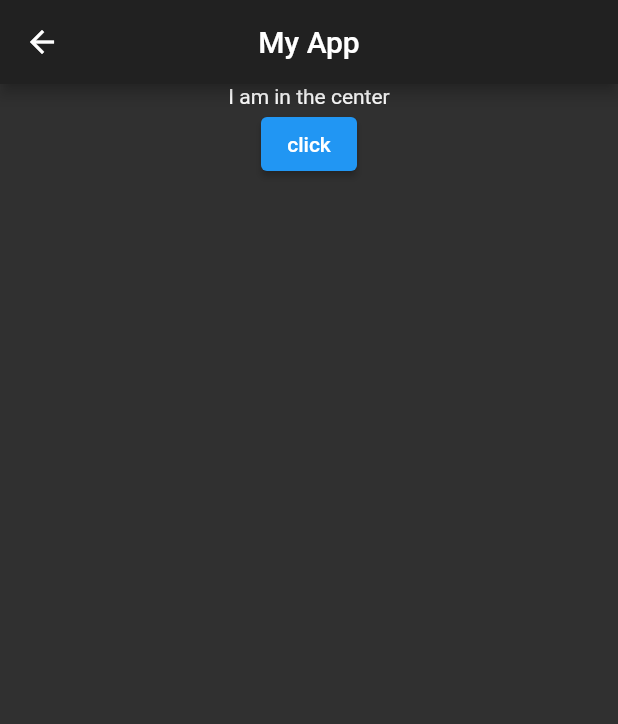
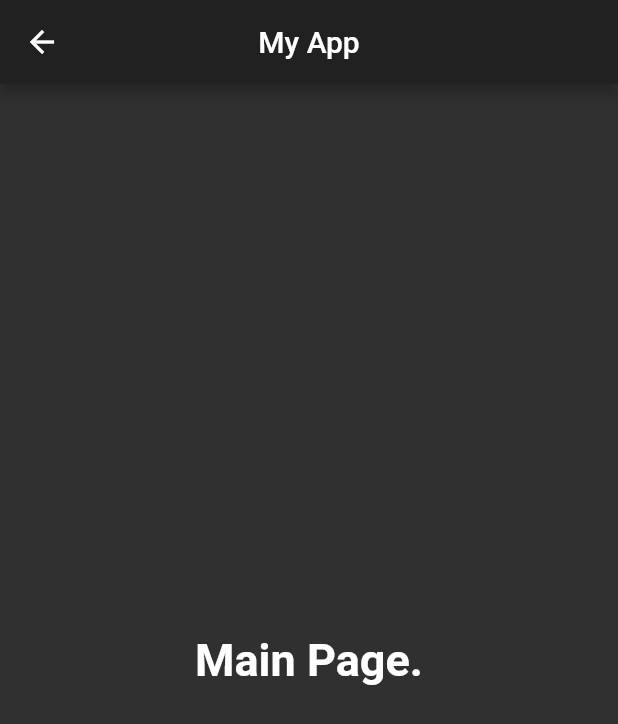
Before and after one commit to vinayak5002/Flutter, a Flutter app: the screen it shows after launch, after a tap on "Login", on a phone screen of 412 x 824 dp. Shown: the top 724 px of the screen. Run offline on Flutter 3.47's test engine with Material 2 defaults, Android fonts, the phone set to English and light mode, and no system bars; our stand-ins replace google_fonts.

Commit message:
end of day 2

```diff
--- a/lib/main.dart
+++ b/lib/main.dart
@@ -15,6 +15,7 @@ class MyApp extends StatelessWidget {
       themeMode: ThemeMode.dark,
       theme: ThemeData(primarySwatch: Colors.indigo),
       darkTheme: ThemeData(brightness: Brightness.dark),
+      debugShowCheckedModeBanner: false,
       routes: {
         "/" : (context) => LoginPage(),
         MyRoutes.home : (context) => FirstPage()
--- a/lib/pages/login.dart
+++ b/lib/pages/login.dart
@@ -2,7 +2,13 @@ import 'package:flutter/material.dart';
 import 'package:flutter_application_1/utils/routes.dart';
 import 'package:google_fonts/google_fonts.dart';
 
-class LoginPage extends StatelessWidget {
+class LoginPage extends StatefulWidget {
+  @override
+  _LoginPageState createState() => _LoginPageState();
+}
+
+class _LoginPageState extends State<LoginPage> {
+  static String name="";
   @override
   Widget build(BuildContext context) {
     return MaterialApp(
@@ -12,6 +18,7 @@ class LoginPage extends StatelessWidget {
         fontFamily: GoogleFonts.lato().fontFamily,
         ),
       darkTheme: ThemeData(brightness: Brightness.dark,fontFamily: GoogleFonts.lato().fontFamily),
+      debugShowCheckedModeBanner: false,
       home: Scaffold(
         appBar: AppBar(
           title: Text("Login Page"),
@@ -24,9 +31,9 @@ class LoginPage extends StatelessWidget {
                 children: [
                   Image.asset("assets/images/login_icon.png", height: 80, width: 80,),
                   Text(
-                    "Login",
+                    "Welcome $name",
                     style: TextStyle(
-                      fontSize: 40,
+                      fontSize: 30,
                       fontWeight: FontWeight.w800
                     ),
                   ),
@@ -41,6 +48,10 @@ class LoginPage extends StatelessWidget {
                         hintText: "Enter user name",
                         labelText: "User name"
                       ),
+                      onChanged: (value){
+                        name = value;
+                        setState(() {});
+                      },
                     ),
                     TextFormField(
                       obscureText: true,
@@ -50,6 +61,7 @@ class LoginPage extends StatelessWidget {
                       ),
                     ),
                     SizedBox(height:20),
+
                     ElevatedButton(onPressed: () {
                       Navigator.pushNamed(context, MyRoutes.home);
                       print("clicked");
@@ -58,7 +70,6 @@ class LoginPage extends StatelessWidget {
                     style: ElevatedButton.styleFrom(
                     padding: EdgeInsets.symmetric(vertical: 15, horizontal: 25),
                     ),
-
                     ),
                   ],
                 ),
--- a/lib/pages/second.dart
+++ b/lib/pages/second.dart
@@ -11,10 +11,13 @@ class FirstPage extends StatelessWidget {
           centerTitle: true,
         ),
         body: Center(
-          child: Column(children: [
-            Text('I am in the center'),
-            ElevatedButton(onPressed: () {}, child: Text('click'))
-          ],),
+          child: Text(
+            "Main Page.",
+            style: TextStyle(
+              fontSize: 30,
+              fontWeight: FontWeight.bold,
+            ),
+          ),
         ),
     );
   }
```
